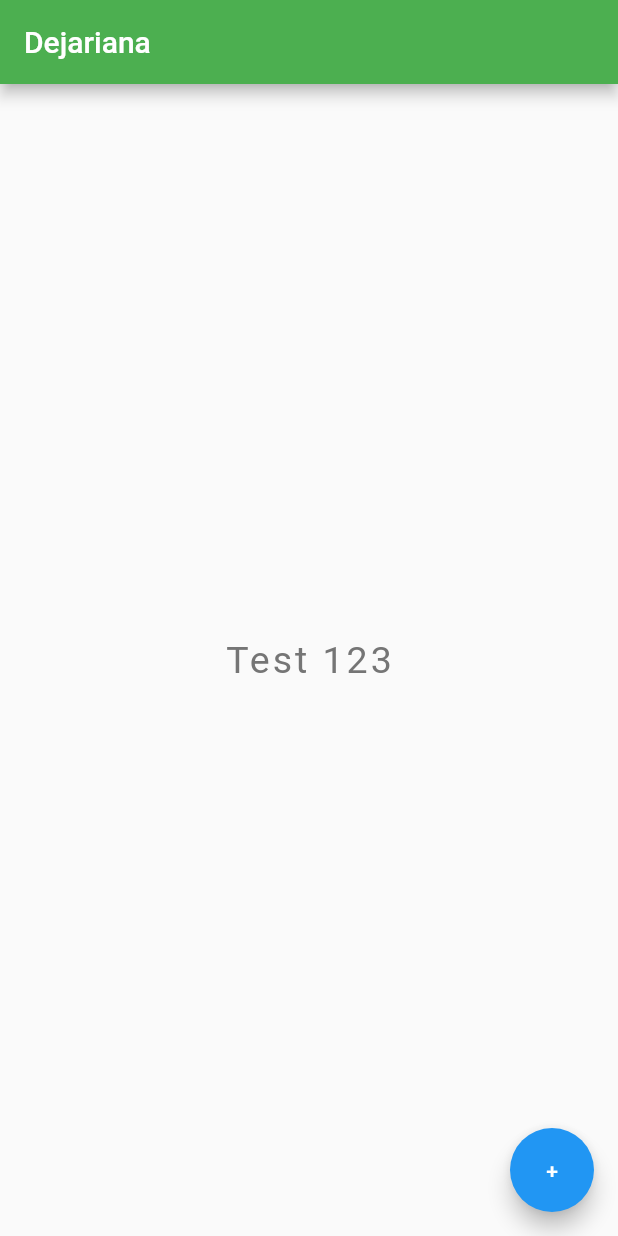
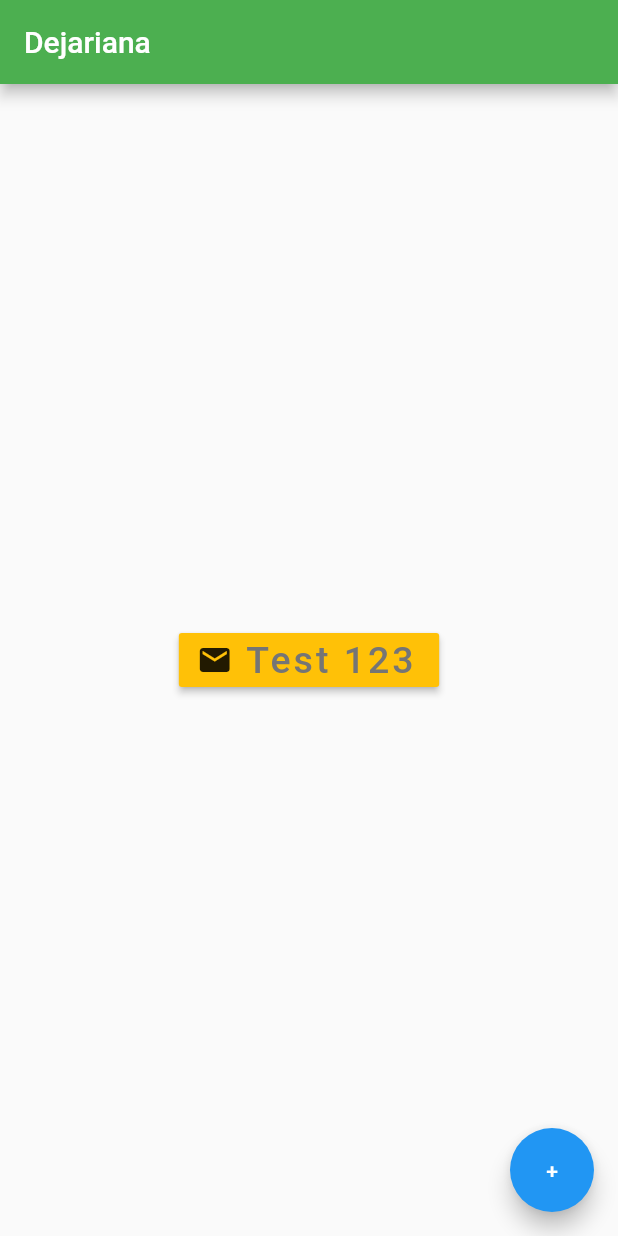
Before and after one commit to swordmaster191/mobile-app-project-1, a Flutter app: the screen it shows after launch, on a phone screen of 412 x 824 dp. Run offline on Flutter 3.47's test engine with Material 2 defaults, Android fonts, the phone set to English and light mode, and no system bars.

Commit message:
Update code

```diff
--- a/lib/main.dart
+++ b/lib/main.dart
@@ -1,5 +1,5 @@
 import 'package:flutter/material.dart';
-//https://www.youtube.com/watch?v=km2P_KQJyO0&list=PL4cUxeGkcC9jLYyp2Aoh6hcWuxFDX6PBJ&index=6
+//https://www.youtube.com/watch?v=ABmqtI7ec7E&list=PL4cUxeGkcC9jLYyp2Aoh6hcWuxFDX6PBJ&index=10
 void main() {
   runApp(MaterialApp(
     home: Home()
@@ -18,13 +18,20 @@ class Home extends StatelessWidget {
       ),
 
       body: Center(
-        child: Text(
+        child:RaisedButton.icon(
+          onPressed: (){},
+          icon: Icon(
+            Icons.mail
+          ),
+          label: Text(
           "Test 123",
           style: TextStyle(
             fontSize: 25.0,
             letterSpacing: 2.0,
             color: Colors.grey[600],
+            ),
           ),
+          color: Colors.amber,
         ),
       ),
       floatingActionButton: FloatingActionButton(
--- a/pubspec.yaml
+++ b/pubspec.yaml
@@ -58,9 +58,8 @@ flutter:
   uses-material-design: true
 
   # To add assets to your application, add an assets section, like this:
-  # assets:
-  #   - images/a_dot_burr.jpeg
-  #   - images/a_dot_ham.jpeg
+  #assets:
+  #  - assets/
 
   # An image asset can refer to one or more resolution-specific "variants", see
   # https://flutter.dev/assets-and-images/#resolution-aware.
```
